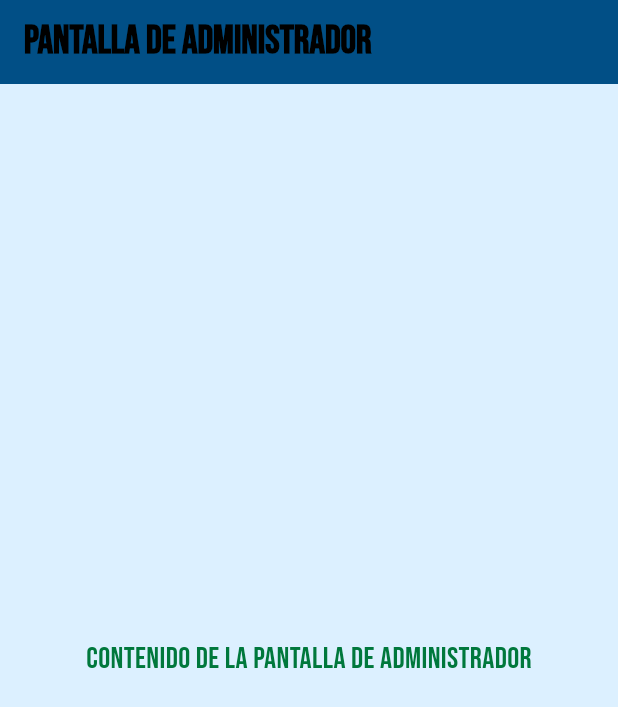
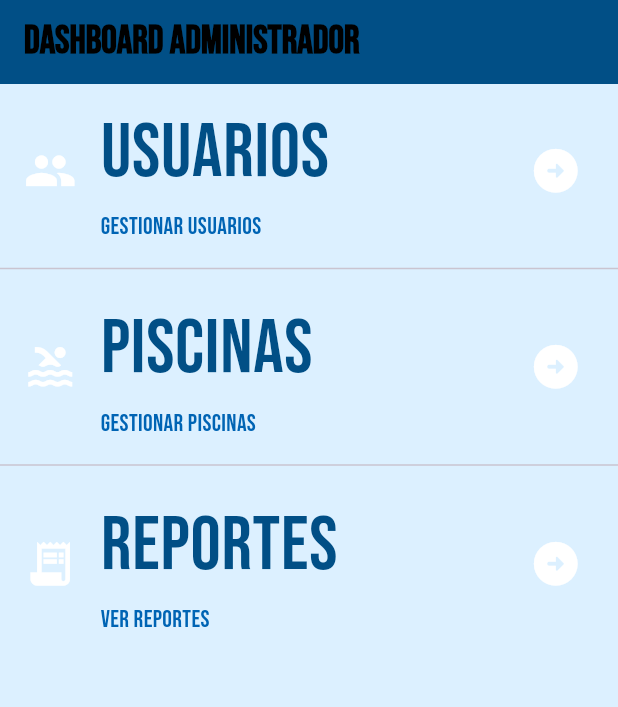
Before and after one commit to ifranco07/SIMP, a Flutter app: the AdminHomeScreen screen opened directly, on a phone screen of 412 x 824 dp. Shown: the top 707 px of the screen. Run offline on Flutter 3.47's test engine with Material 3 defaults, Android fonts, the phone set to English and light mode, and no system bars; our stand-ins replace google_fonts.

Commit message:
Admin_Screens

```diff
--- a/lib/screens/users/Admin/adminhome_screen.dart
+++ b/lib/screens/users/Admin/adminhome_screen.dart
@@ -1,21 +1,95 @@
 import 'package:flutter/material.dart';
 import 'package:simp/Theme/app_theme.dart';
+import 'package:simp/screens/users/Admin/viewsusers_screen.dart';
+import 'package:simp/screens/users/Admin/viewspiscinas_screen.dart';
+import 'package:simp/screens/users/Admin/viewsdata_screen.dart';
 
 class AdminHomeScreen extends StatelessWidget {
-  const AdminHomeScreen({super.key});
+  const AdminHomeScreen({Key? key});
 
   @override
   Widget build(BuildContext context) {
     return Scaffold(
       appBar: AppBar(
-        title: const Text('Pantalla de Administrador'),
-        backgroundColor: AppTheme.primaryColor,
+        title: const Text('Dashboard Administrador'),
       ),
-      body: const Center(
-        child: Text(
-          'Contenido de la pantalla de administrador',
-          style: TextStyle(fontSize: 20),
-        ),
+      body: ListView(
+        children: <Widget>[
+          ListTile(
+            title: Text(
+              'Usuarios',
+              style: AppTheme.lightTheme.textTheme.headlineLarge,
+            ),
+            subtitle: Text(
+              'Gestionar usuarios',
+              style: AppTheme.lightTheme.textTheme.bodySmall,
+            ),
+            leading: IconTheme(
+              data: AppTheme.lightTheme.iconTheme,
+              child: const Icon(Icons.people),
+            ),
+            trailing: IconTheme(
+              data: AppTheme.lightTheme.iconTheme,
+              child: const Icon(Icons.arrow_circle_right_rounded),
+            ),
+            onTap: () {
+              Navigator.push(
+                context,
+                MaterialPageRoute(builder: (context) => ViewsUsersScreen()),
+              );
+            },
+          ),
+          const Divider(),
+          ListTile(
+            title: Text(
+              'Piscinas',
+              style: AppTheme.lightTheme.textTheme.headlineLarge,
+            ),
+            subtitle: Text(
+              'Gestionar piscinas',
+              style: AppTheme.lightTheme.textTheme.bodySmall,
+            ),
+            leading: IconTheme(
+              data: AppTheme.lightTheme.iconTheme,
+              child: const Icon(Icons.pool),
+            ),
+            trailing: IconTheme(
+              data: AppTheme.lightTheme.iconTheme,
+              child: const Icon(Icons.arrow_circle_right_rounded),
+            ),
+            onTap: () {
+              Navigator.push(
+                context,
+                MaterialPageRoute(builder: (context) => const ViewPiscinasScreen()),
+              );
+            },
+          ),
+          const Divider(),
+          ListTile(
+            title: Text(
+              'Reportes',
+              style: AppTheme.lightTheme.textTheme.headlineLarge,
+            ),
+            subtitle: Text(
+              'Ver reportes',
+              style: AppTheme.lightTheme.textTheme.bodySmall,
+            ),
+            leading: IconTheme(
+              data: AppTheme.lightTheme.iconTheme,
+              child: const Icon(Icons.receipt_long),
+            ),
+            trailing: IconTheme(
+              data: AppTheme.lightTheme.iconTheme,
+              child: const Icon(Icons.arrow_circle_right_rounded),
+            ),
+            onTap: () {
+              Navigator.push(
+                context,
+                MaterialPageRoute(builder: (context) => const ViewsDataScreen()),
+              );
+            },
+          ),
+        ],
       ),
     );
   }
```
Also changed, not shown: lib/screens/users/Admin/registerusers_screen.dart (added, +78 -0 lines), lib/screens/users/Admin/viewsdata_screen.dart (added, +55 -0 lines), lib/screens/users/Admin/viewspiscinas_screen.dart (added, +50 -0 lines), lib/screens/users/Admin/viewsusers_screen.dart (added, +59 -0 lines), lib/screens/users/Cliente/viewsdata_screen.dart (added), lib/screens/users/User/controlviews_screen.dart (added).
